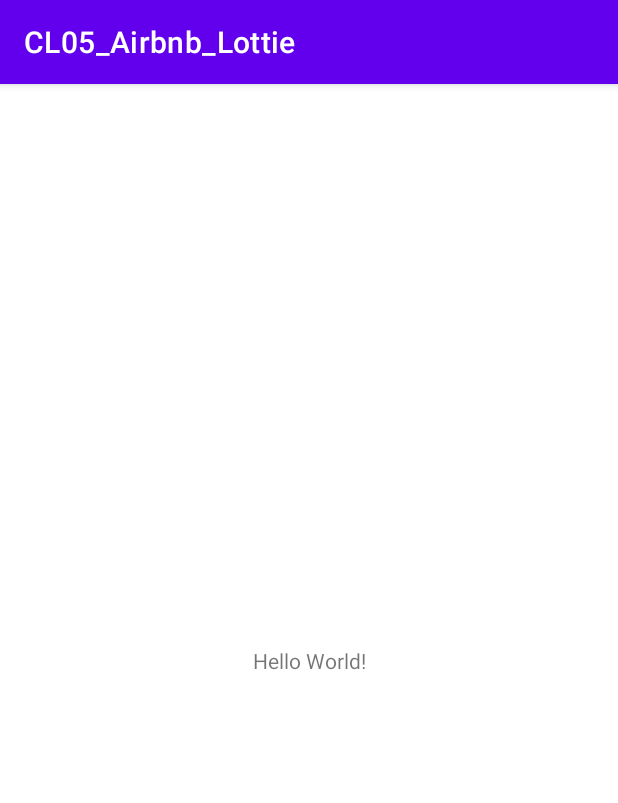
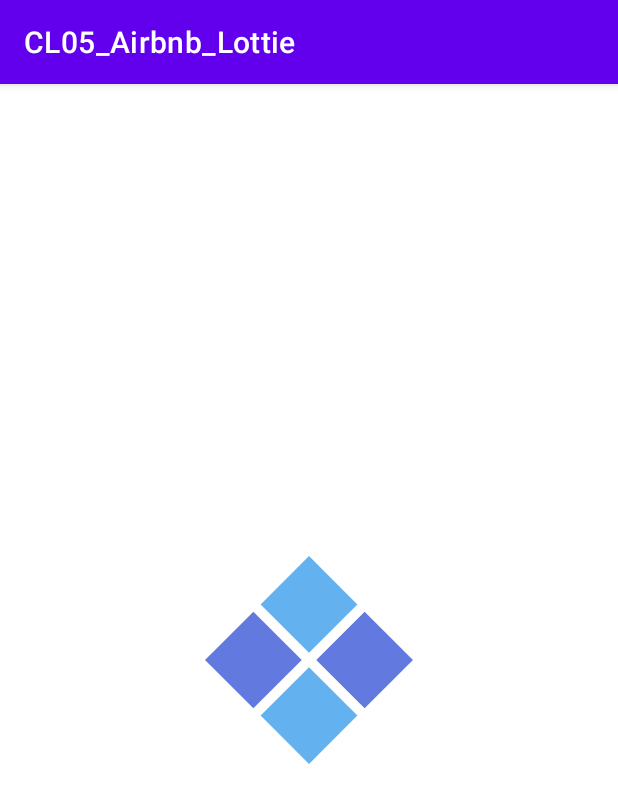
Before and after one commit to SmileDogge97/Seccion_10_Animacion_Airbnb_Lottie, an Android app: the screen it shows after launch (MainActivity), on a phone screen of 412 x 824 dp. Shown: the top 803 px of the screen. Run offline under Robolectric (Android 15) with nearby library versions, the phone set to English and light mode, and no system bars.

Commit message:
se terminó el proyecto

```diff
--- a/app/build.gradle
+++ b/app/build.gradle
@@ -36,4 +36,5 @@ dependencies {
     testImplementation 'junit:junit:4.13.2'
     androidTestImplementation 'androidx.test.ext:junit:1.1.4'
     androidTestImplementation 'androidx.test.espresso:espresso-core:3.5.0'
+    implementation 'com.airbnb.android:lottie:5.2.0'
 }
--- a/app/src/main/res/layout/activity_main.xml
+++ b/app/src/main/res/layout/activity_main.xml
@@ -6,13 +6,16 @@
     android:layout_height="match_parent"
     tools:context=".MainActivity">
 
-    <TextView
-        android:layout_width="wrap_content"
-        android:layout_height="wrap_content"
-        android:text="Hello World!"
+    <com.airbnb.lottie.LottieAnimationView
+        android:id="@+id/animation_view"
+        android:layout_width="200dp"
+        android:layout_height="200dp"
         app:layout_constraintBottom_toBottomOf="parent"
         app:layout_constraintEnd_toEndOf="parent"
         app:layout_constraintStart_toStartOf="parent"
-        app:layout_constraintTop_toTopOf="parent" />
+        app:layout_constraintTop_toTopOf="parent"
+        app:lottie_autoPlay="true"
+        app:lottie_fileName="98432-loading.json"
+        app:lottie_loop="true" />
 
 </androidx.constraintlayout.widget.ConstraintLayout>
```
Also changed, not shown: app/src/main/assets/98432-loading.json (added, +1 -0 lines).
